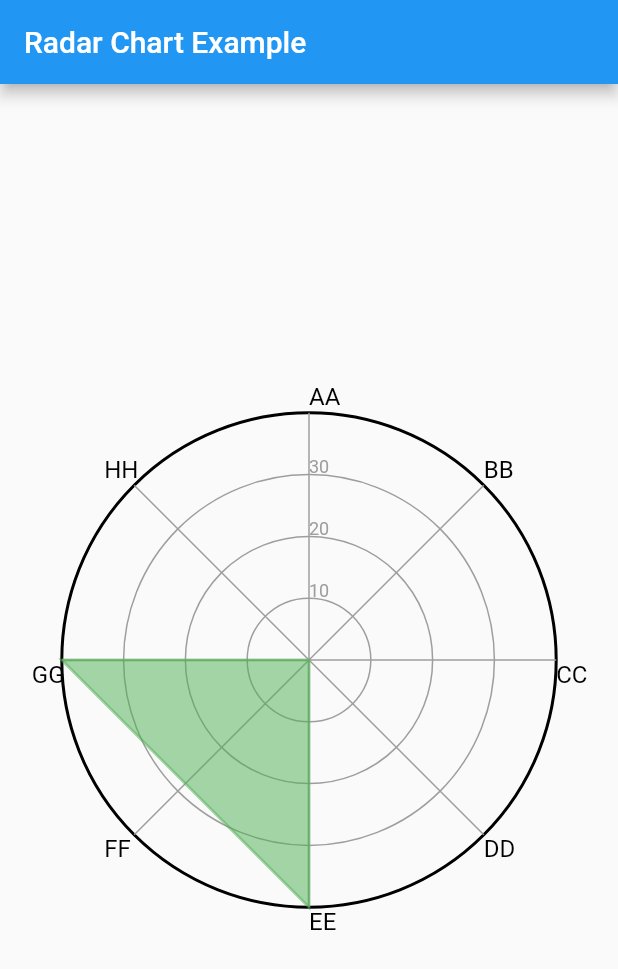
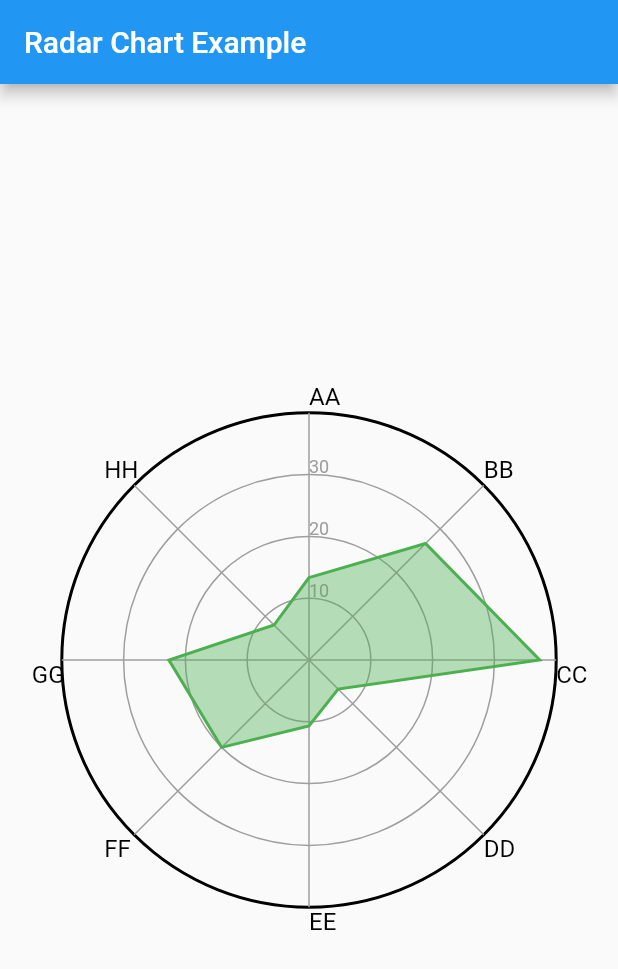
Before and after one commit to danpanaite/flutter_radar_chart, a Flutter app: the screen it shows after launch, on a phone screen of 412 x 824 dp. Shown: the top 969 px of the screen. Run offline on Flutter 3.47's test engine with Material 2 defaults, Android fonts, the phone set to English and light mode, and no system bars.

Commit message:
Drawing graph from a set of given data points

```diff
--- a/example/lib/main.dart
+++ b/example/lib/main.dart
@@ -23,6 +23,9 @@ class MyHomePage extends StatelessWidget {
   Widget build(BuildContext context) {
     const ticks = [10, 20, 30];
     const features = ["AA", "BB", "CC", "DD", "EE", "FF", "GG", "HH"];
+    const data = [
+      [10, 20, 28, 5, 8, 15, 17, 6]
+    ];
 
     return Scaffold(
       appBar: AppBar(
@@ -32,6 +35,7 @@ class MyHomePage extends StatelessWidget {
         child: RadarChart(
           ticks: ticks,
           features: features,
+          data: data,
         ),
       ),
     );
--- a/lib/radar_chart.dart
+++ b/lib/radar_chart.dart
@@ -8,18 +8,20 @@ import 'dart:math' show pi, cos, sin;
 class RadarChart extends StatelessWidget {
   final List<int> ticks;
   final List<String> features;
+  final List<List<int>> data;
 
   const RadarChart({
     Key key,
     @required this.ticks,
     @required this.features,
+    @required this.data,
   }) : super(key: key);
 
   @override
   Widget build(BuildContext context) {
     return CustomPaint(
       size: Size(double.infinity, double.infinity),
-      painter: RadarChartPainter(ticks, features),
+      painter: RadarChartPainter(ticks, features, data),
     );
   }
 }
@@ -27,6 +29,7 @@ class RadarChart extends StatelessWidget {
 class RadarChartPainter extends CustomPainter {
   final List<int> ticks;
   final List<String> features;
+  final List<List<int>> data;
 
   var polarPaint = Paint()
     ..color = Colors.black
@@ -41,11 +44,11 @@ class RadarChartPainter extends CustomPainter {
     ..isAntiAlias = true;
 
   var graphPaint = Paint()
-    ..color = Colors.green.withOpacity(0.5)
+    ..color = Colors.green.withOpacity(0.4)
     ..style = PaintingStyle.fill;
 
   var graphOutlinePaint = Paint()
-    ..color = Colors.green.withOpacity(0.5)
+    ..color = Colors.green
     ..style = PaintingStyle.stroke
     ..strokeWidth = 2.0
     ..isAntiAlias = true;
@@ -53,7 +56,7 @@ class RadarChartPainter extends CustomPainter {
   var ticksTextStyle = TextStyle(color: Colors.grey, fontSize: 12);
   var featuresTextStyle = TextStyle(color: Colors.black, fontSize: 16);
 
-  RadarChartPainter(this.ticks, this.features);
+  RadarChartPainter(this.ticks, this.features, this.data);
 
   @override
   void paint(Canvas canvas, Size size) {
@@ -61,6 +64,7 @@ class RadarChartPainter extends CustomPainter {
     var centerY = size.height / 2.0;
     var centerOffset = Offset(centerX, centerY);
     var radius = centerX * 0.8;
+    var scale = radius / ticks.last;
 
     // Painting the chart outline
     canvas.drawCircle(centerOffset, radius, polarPaint);
@@ -107,17 +111,26 @@ class RadarChartPainter extends CustomPainter {
                 featureOffset.dy + labelYOffset));
     });
 
-    // Painting each graph
-    // canvas.drawRawPoints(PointMode.polygon, points, paint)
-    var path = Path()
-      ..moveTo(centerX, centerY)
-      ..lineTo(centerX, centerY + radius)
-      ..lineTo(centerX - radius, centerY)
-      ..lineTo(centerX, centerY)
-      ..close();
+    data.forEach((graph) {
+      // Start the graph on the initial point
+      var scaledPoint = scale * graph[0];
+      var path = Path()..moveTo(centerX, centerY - scaledPoint);
 
-    canvas.drawPath(path, graphPaint);
-    canvas.drawPath(path, graphOutlinePaint);
+      graph.asMap().forEach((index, point) {
+        if (index == 0) return;
+
+        var xAngle = cos(angle * index - pi / 2);
+        var yAngle = sin(angle * index - pi / 2);
+        var scaledPoint = scale * point;
+
+        path.lineTo(
+            centerX + scaledPoint * xAngle, centerY + scaledPoint * yAngle);
+      });
+
+      path.close();
+      canvas.drawPath(path, graphPaint);
+      canvas.drawPath(path, graphOutlinePaint);
+    });
   }
 
   @override
```
